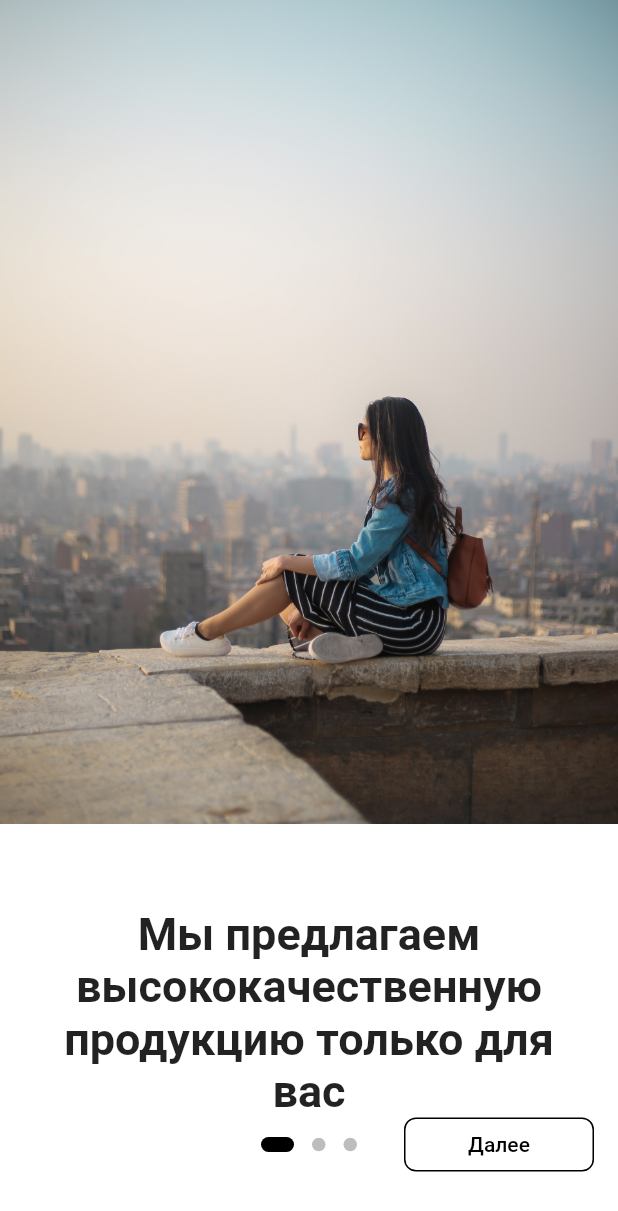
After one commit to savagenur/svemble, a Flutter app: the WelcomeScreen screen opened by its route, on a phone screen of 412 x 824 dp. The commit adds this screen. Shown: the top 1211 px of the screen. Run offline on Flutter 3.47's test engine with Material 2 defaults, Android fonts, the light colour scheme and no system bars; drawn by our look-alikes of introduction_screen; our stand-ins replace google_fonts, page_transition.

Commit message:
WelcomeScreen added

```diff
--- /dev/null
+++ b/lib/routes.dart
@@ -0,0 +1,24 @@
+import 'package:flutter/material.dart';
+import 'package:page_transition/page_transition.dart';
+import 'package:svemble/screens/Splash/splash_screen.dart';
+import 'package:svemble/screens/Welcome/welcome_screen.dart';
+
+class AppRoute {
+  Route onGenerateRoute(RouteSettings routeSettings) {
+    dynamic arguments = routeSettings.arguments;
+    switch (routeSettings.name) {
+      case SplashScreen.routeName:
+        return PageTransition(
+            child: SplashScreen(), type: PageTransitionType.fade);
+      case WelcomeScreen.routeName:
+        return PageTransition(
+            child: WelcomeScreen(), type: PageTransitionType.fade);
+      default:
+        return PageTransition(
+            child: Container(
+              child: Text("Error"),
+            ),
+            type: PageTransitionType.bottomToTop);
+    }
+  }
+}
--- /dev/null
+++ b/lib/screens/Welcome/welcome_screen.dart
@@ -0,0 +1,85 @@
+import 'package:flutter/material.dart';
+import 'package:introduction_screen/introduction_screen.dart';
+import 'package:svemble/size_config.dart';
+
+class WelcomeScreen extends StatelessWidget {
+  static const routeName = "/welcome";
+  const WelcomeScreen({super.key});
+
+  @override
+  Widget build(BuildContext context) {
+    List<String> titles = [
+      "Мы предлагаем высококачественную продукцию только для вас",
+      "Ваше удовлетворение является нашим приоритетом номер один",
+      "Удовлетворим ваши повседневные потребности вместе с Svemble прямо сейчас!",
+
+    ];
+    List<String> images = [
+      "welcome-2.jpg",
+      "welcome-1.jpg",
+      "welcome-3.jpg",
+
+    ];
+    return Scaffold(
+      body: IntroductionScreen(
+
+        pages: [
+          PageViewModel(
+            useScrollView: true,
+            image: buildImage(images[0]),
+            decoration: buildPageDecoration(),
+            title: titles[0],
+            bodyWidget: Container(),
+          ),
+          PageViewModel(
+            useScrollView: true,
+
+            image: buildImage(images[1]),
+            decoration: buildPageDecoration(),
+            title: titles[1],
+            bodyWidget: Container(),
+          ),
+          PageViewModel(
+            useScrollView: true,
+
+            image: buildImage(images[2]),
+            decoration: buildPageDecoration(),
+            title: titles[2],
+            bodyWidget: Container(),
+          ),
+        ],
+        controlsMargin: EdgeInsets.only(bottom: getPropScreenWidth(20)),
+        next: const Text("Далее"),
+        overrideDone: ElevatedButton(
+          child: const Text("Начать"),
+          onPressed: () {},
+        ),
+
+        dotsDecorator: DotsDecorator(
+          color: const Color(0xFFBDBDBD),
+        activeSize: const Size(22.0, 10.0),
+          activeShape: RoundedRectangleBorder(
+            borderRadius: BorderRadius.circular(25)
+          )
+        ),
+
+      ),
+    );
+  }
+
+  PageDecoration buildPageDecoration() {
+    return const PageDecoration(
+        imageFlex: 3,
+        titleTextStyle: TextStyle(fontSize: 30, fontWeight: FontWeight.bold));
+  }
+
+  Image buildImage(String text) {
+    return Image.asset(
+      "assets/images/$text",
+      fit: BoxFit.cover,
+      height: double.infinity,
+      width: double.infinity,
+      alignment: Alignment.center,
+    );
+  }
+}
```
Also changed, not shown: lib/main.dart (+5 -4 lines), lib/screens/Draft/components/body.dart (added, +15 -0 lines), lib/screens/Draft/draft_screen.dart (added, +12 -0 lines), lib/screens/Splash/splash_screen.dart (+16 -11 lines), lib/screens/Welcome/components/body.dart (added, +15 -0 lines), lib/theme.dart (added, +85 -0 lines), pubspec.yaml (+2 -6 lines), pubspec.lock, 3 other files.
